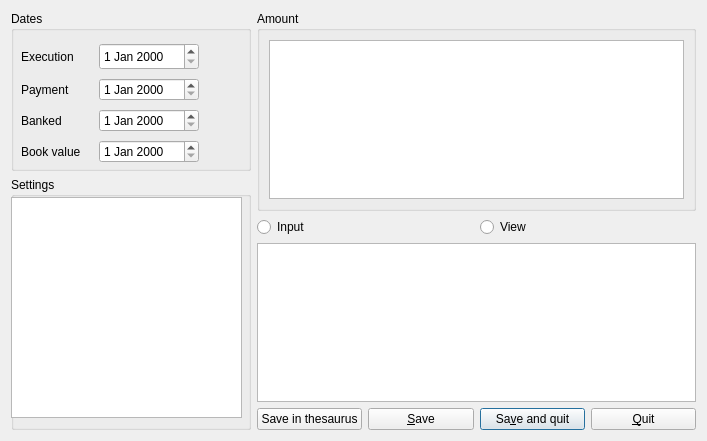
Qt form plugins/accountreceiptsplugin/receiptviewer.ui (FreeHealth/freehealth) before a commit.
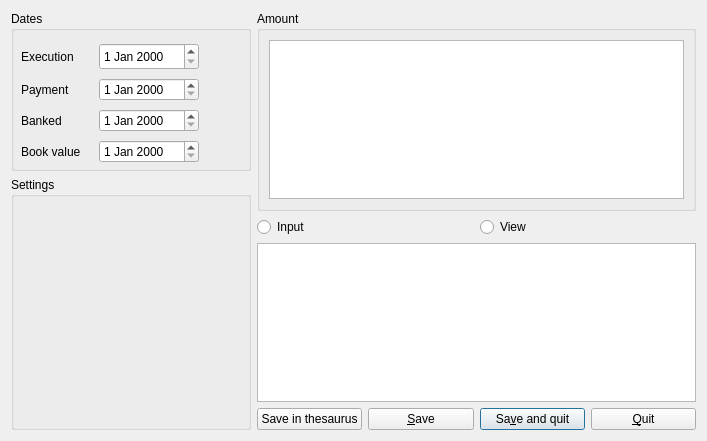
The same form after that commit.

Diff of the .ui file:
```diff
--- a/plugins/accountreceiptsplugin/receiptviewer.ui
+++ b/plugins/accountreceiptsplugin/receiptviewer.ui
@@ -151,16 +151,6 @@
        <property name="title">
         <string>Settings</string>
        </property>
-       <widget class="QTreeView" name="actionsTreeView">
-        <property name="geometry">
-         <rect>
-          <x>0</x>
-          <y>20</y>
-          <width>231</width>
-          <height>221</height>
-         </rect>
-        </property>
-       </widget>
       </widget>
      </item>
      <item row="2" column="1">
```
